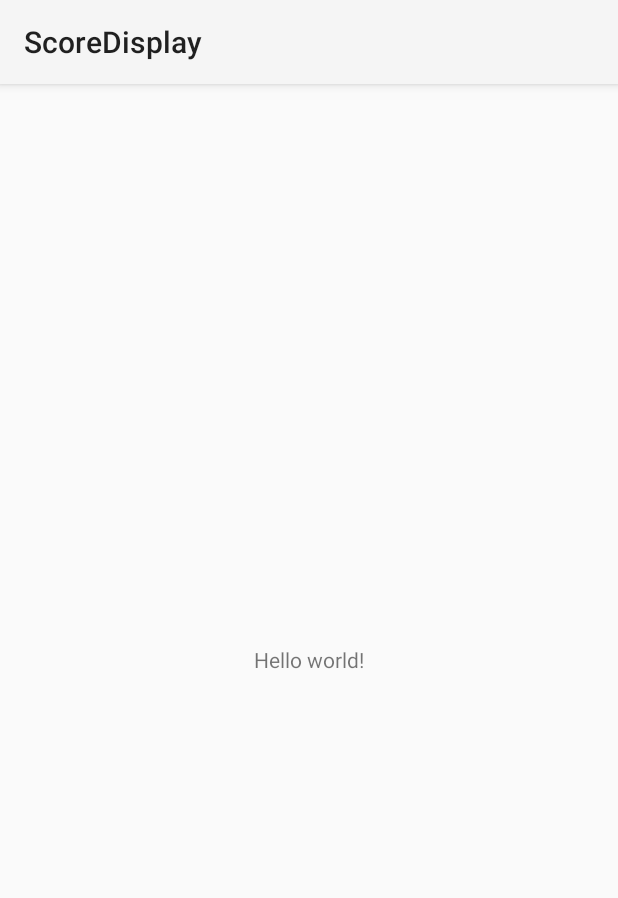
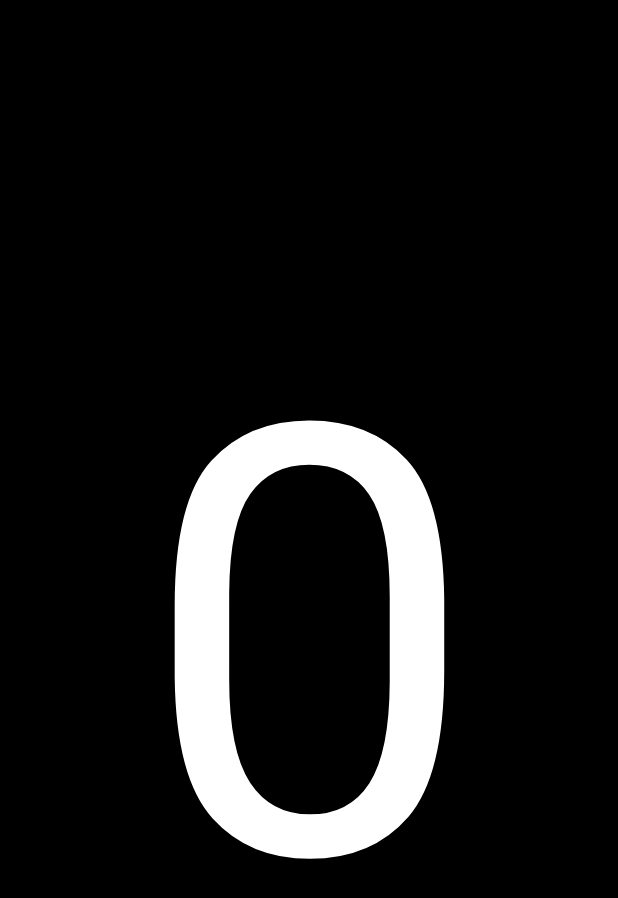
Before and after one commit to sek/ScoreDisplay, an Android app: the screen it shows after launch (MainActivity), on a phone screen of 412 x 824 dp. Shown: the top 898 px of the screen. Run offline under Robolectric (Android 15) with nearby library versions, the phone set to English and light mode, and no system bars.

Commit message:
basically working, but sometimes score disappears and it's not quite as big as I'd like

```diff
--- a/app/src/main/AndroidManifest.xml
+++ b/app/src/main/AndroidManifest.xml
@@ -7,6 +7,8 @@
         android:icon="@drawable/ic_launcher"
         android:label="@string/app_name"
         android:theme="@style/AppTheme" >
+
+		<!-- android:screenOrientation="landscape" -->
         <activity
             android:name=".MainActivity"
             android:label="@string/app_name" >
--- /dev/null
+++ b/app/src/main/java/com/stankurdziel/scoredisplay/AutoResizeTextView.java
@@ -0,0 +1,321 @@
+package com.stankurdziel.scoredisplay;
+
+/**
+ *               DO WHAT YOU WANT TO PUBLIC LICENSE
+ *                    Version 2, December 2004
+ *
+ * Copyright (C) 2004 Sam Hocevar <sam@hocevar.net>
+ *
+ * Everyone is permitted to copy and distribute verbatim or modified
+ * copies of this license document, and changing it is allowed as long
+ * as the name is changed.
+ *
+ *            DO WHAT YOU WANT TO PUBLIC LICENSE
+ *   TERMS AND CONDITIONS FOR COPYING, DISTRIBUTION AND MODIFICATION
+ *
+ *  0. You just DO WHAT YOU WANT TO.
+ */
+
+import android.content.Context;
+import android.text.Layout.Alignment;
+import android.text.StaticLayout;
+import android.text.TextPaint;
+import android.util.AttributeSet;
+import android.util.TypedValue;
+import android.widget.TextView;
+
+/**
+ * Text view that auto adjusts text size to fit within the view.
+ * If the text size equals the minimum text size and still does not
+ * fit, append with an ellipsis.
+ *
+ * @author Chase Colburn
+ * @since Apr 4, 2011
+ */
+public class AutoResizeTextView extends TextView {
+
+    // Minimum text size for this text view
+    public static final float MIN_TEXT_SIZE = 20;
+
+    // Interface for resize notifications
+    public interface OnTextResizeListener {
+        public void onTextResize(TextView textView, float oldSize, float newSize);
+    }
+
+    // Our ellipse string
+    private static final String mEllipsis = "...";
+
+    // Registered resize listener
+    private OnTextResizeListener mTextResizeListener;
+
+    // Flag for text and/or size changes to force a resize
+    private boolean mNeedsResize = false;
+
+    // Text size that is set from code. This acts as a starting point for resizing
+    private float mTextSize;
+
+    // Temporary upper bounds on the starting text size
+    private float mMaxTextSize = 0;
+
+    // Lower bounds for text size
+    private float mMinTextSize = MIN_TEXT_SIZE;
+
+    // Text view line spacing multiplier
+    private float mSpacingMult = 1.0f;
+
+    // Text view additional line spacing
+    private float mSpacingAdd = 0.0f;
+
+    // Add ellipsis to text that overflows at the smallest text size
+    private boolean mAddEllipsis = true;
+
+    // Default constructor override
+    public AutoResizeTextView(Context context) {
+        this(context, null);
+    }
+
+    // Default constructor when inflating from XML file
+    public AutoResizeTextView(Context context, AttributeSet attrs) {
+        this(context, attrs, 0);
+    }
+
+    // Default constructor override
+    public AutoResizeTextView(Context context, AttributeSet attrs, int defStyle) {
+        super(context, attrs, defStyle);
+        mTextSize = getTextSize();
+    }
+
+    /**
+     * When text changes, set the force resize flag to true and reset the text size.
+     */
+    @Override
+    protected void onTextChanged(final CharSequence text, final int start, final int before, final int after) {
+        mNeedsResize = true;
+        // Since this view may be reused, it is good to reset the text size
+        resetTextSize();
+    }
+
+    /**
+     * If the text view size changed, set the force resize flag to true
+     */
+    @Override
+    protected void onSizeChanged(int w, int h, int oldw, int oldh) {
+        if (w != oldw || h != oldh) {
+            mNeedsResize = true;
+        }
+    }
+
+    /**
+     * Register listener to receive resize notifications
+     * @param listener
+     */
+    public void setOnResizeListener(OnTextResizeListener listener) {
+        mTextResizeListener = listener;
+    }
+
+    /**
+     * Override the set text size to update our internal reference values
+     */
+    @Override
+    public void setTextSize(float size) {
+        super.setTextSize(size);
+        mTextSize = getTextSize();
+    }
+
+    /**
+     * Override the set text size to update our internal reference values
+     */
+    @Override
+    public void setTextSize(int unit, float size) {
+        super.setTextSize(unit, size);
+        mTextSize = getTextSize();
+    }
+
+    /**
+     * Override the set line spacing to update our internal reference values
+     */
+    @Override
+    public void setLineSpacing(float add, float mult) {
+        super.setLineSpacing(add, mult);
+        mSpacingMult = mult;
+        mSpacingAdd = add;
+    }
+
+    /**
+     * Set the upper text size limit and invalidate the view
+     * @param maxTextSize
+     */
+    public void setMaxTextSize(float maxTextSize) {
+        mMaxTextSize = maxTextSize;
+        requestLayout();
+        invalidate();
+    }
+
+    /**
+     * Return upper text size limit
+     * @return
+     */
+    public float getMaxTextSize() {
+        return mMaxTextSize;
+    }
+
+    /**
+     * Set the lower text size limit and invalidate the view
+     * @param minTextSize
+     */
+    public void setMinTextSize(float minTextSize) {
+        mMinTextSize = minTextSize;
+        requestLayout();
+        invalidate();
+    }
+
+    /**
+     * Return lower text size limit
+     * @return
+     */
+    public float getMinTextSize() {
+        return mMinTextSize;
+    }
+
+    /**
+     * Set flag to add ellipsis to text that overflows at the smallest text size
+     * @param addEllipsis
+     */
+    public void setAddEllipsis(boolean addEllipsis) {
+        mAddEllipsis = addEllipsis;
+    }
+
+    /**
+     * Return flag to add ellipsis to text that overflows at the smallest text size
+     * @return
+     */
+    public boolean getAddEllipsis() {
+        return mAddEllipsis;
+    }
+
+    /**
+     * Reset the text to the original size
+     */
+    public void resetTextSize() {
+        if (mTextSize > 0) {
+            super.setTextSize(TypedValue.COMPLEX_UNIT_PX, mTextSize);
+            mMaxTextSize = mTextSize;
+        }
+    }
+
+    /**
+     * Resize text after measuring
+     */
+    @Override
+    protected void onLayout(boolean changed, int left, int top, int right, int bottom) {
+        if (changed || mNeedsResize) {
+            int widthLimit = (right - left) - getCompoundPaddingLeft() - getCompoundPaddingRight();
+            int heightLimit = (bottom - top) - getCompoundPaddingBottom() - getCompoundPaddingTop();
+            resizeText(widthLimit, heightLimit);
+        }
+        super.onLayout(changed, left, top, right, bottom);
+    }
+
+    /**
+     * Resize the text size with default width and height
+     */
+    public void resizeText() {
+
+        int heightLimit = getHeight() - getPaddingBottom() - getPaddingTop();
+        int widthLimit = getWidth() - getPaddingLeft() - getPaddingRight();
+        resizeText(widthLimit, heightLimit);
+    }
+
+    /**
+     * Resize the text size with specified width and height
+     * @param width
+     * @param height
+     */
+    public void resizeText(int width, int height) {
+        CharSequence text = getText();
+        // Do not resize if the view does not have dimensions or there is no text
+        if (text == null || text.length() == 0 || height <= 0 || width <= 0 || mTextSize == 0) {
+            return;
+        }
+
+        if (getTransformationMethod() != null) {
+            text = getTransformationMethod().getTransformation(text, this);
+        }
+
+        // Get the text view's paint object
+        TextPaint textPaint = getPaint();
+
+        // Store the current text size
+        float oldTextSize = textPaint.getTextSize();
+        // If there is a max text size set, use the lesser of that and the default text size
+        float targetTextSize = mMaxTextSize > 0 ? Math.min(mTextSize, mMaxTextSize) : mTextSize;
+
+        // Get the required text height
+        int textHeight = getTextHeight(text, textPaint, width, targetTextSize);
+
+        // Until we either fit within our text view or we had reached our min text size, incrementally try smaller sizes
+        while (textHeight > height && targetTextSize > mMinTextSize) {
+            targetTextSize = Math.max(targetTextSize - 2, mMinTextSize);
+            textHeight = getTextHeight(text, textPaint, width, targetTextSize);
+        }
+
+        // If we had reached our minimum text size and still don't fit, append an ellipsis
+        if (mAddEllipsis && targetTextSize == mMinTextSize && textHeight > height) {
+            // Draw using a static layout
+            // modified: use a copy of TextPaint for measuring
+            TextPaint paint = new TextPaint(textPaint);
+            // Draw using a static layout
+            StaticLayout layout = new StaticLayout(text, paint, width, Alignment.ALIGN_NORMAL, mSpacingMult, mSpacingAdd, false);
+            // Check that we have a least one line of rendered text
+            if (layout.getLineCount() > 0) {
+                // Since the line at the specific vertical position would be cut off,
+                // we must trim up to the previous line
+                int lastLine = layout.getLineForVertical(height) - 1;
+                // If the text would not even fit on a single line, clear it
+                if (lastLine < 0) {
+                    setText("");
+                }
+                // Otherwise, trim to the previous line and add an ellipsis
+                else {
+                    int start = layout.getLineStart(lastLine);
+                    int end = layout.getLineEnd(lastLine);
+                    float lineWidth = layout.getLineWidth(lastLine);
+                    float ellipseWidth = textPaint.measureText(mEllipsis);
+
+                    // Trim characters off until we have enough room to draw the ellipsis
+                    while (width < lineWidth + ellipseWidth) {
+                        lineWidth = textPaint.measureText(text.subSequence(start, --end + 1).toString());
+                    }
+                    setText(text.subSequence(0, end) + mEllipsis);
+                }
+            }
+        }
+
+        // Some devices try to auto adjust line spacing, so force default line spacing
+        // and invalidate the layout as a side effect
+        setTextSize(TypedValue.COMPLEX_UNIT_PX, targetTextSize);
+        setLineSpacing(mSpacingAdd, mSpacingMult);
+
+        // Notify the listener if registered
+        if (mTextResizeListener != null) {
+            mTextResizeListener.onTextResize(this, oldTextSize, targetTextSize);
+        }
+
+        // Reset force resize flag
+        mNeedsResize = false;
+    }
+
+    // Set the text size of the text paint object and use a static layout to render text off screen before measuring
+    private int getTextHeight(CharSequence source, TextPaint paint, int width, float textSize) {
+        // modified: make a copy of the original TextPaint object for measuring
+        // (apparently the object gets modified while measuring, see also the
+        // docs for TextView.getPaint() (which states to access it read-only)
+        TextPaint paintCopy = new TextPaint(paint);
+        // Update the text paint object
+        paintCopy.setTextSize(textSize);
+        // Measure using a static layout
+        StaticLayout layout = new StaticLayout(source, paintCopy, width, Alignment.ALIGN_NORMAL, mSpacingMult, mSpacingAdd, true);
+        return layout.getHeight();
+    }
+
+}
--- a/app/src/main/java/com/stankurdziel/scoredisplay/MainActivity.java
+++ b/app/src/main/java/com/stankurdziel/scoredisplay/MainActivity.java
@@ -2,13 +2,49 @@ package com.stankurdziel.scoredisplay;
 
 import android.app.*;
 import android.os.*;
+import android.view.View;
+import android.widget.*;
+import com.stankurdziel.scoredisplay.MainActivity.*;
 
-public class MainActivity extends Activity
-{
+public class MainActivity extends Activity {
+
+	private TextView scoreView;
+	private int score = 0;
+
     @Override
-    protected void onCreate(Bundle savedInstanceState)
-    {
+    protected void onCreate(Bundle savedInstanceState) {
         super.onCreate(savedInstanceState);
         setContentView(R.layout.main);
+
+		scoreView = (TextView) findViewById(R.id.score);
+		View.OnClickListener onClick = new View.OnClickListener() {
+			@Override
+			public void onClick(View v) {
+				switch(v.getId()) {
+					case R.id.down:
+						if (score>0) score--;
+					    break;
+					case R.id.up:
+						score++;
+						break;
+				}
+				scoreView.setText(String.valueOf(score));
+				scoreView.invalidate();
+			}
+		};
+		findViewById(R.id.down).setOnClickListener(onClick);
+		findViewById(R.id.up).setOnClickListener(onClick);
     }
+
+	@Override
+	protected void onResume() {
+		super.onResume();
+		getWindow().getDecorView().setSystemUiVisibility(
+			View.SYSTEM_UI_FLAG_LAYOUT_STABLE
+			| View.SYSTEM_UI_FLAG_LAYOUT_HIDE_NAVIGATION
+			| View.SYSTEM_UI_FLAG_LAYOUT_FULLSCREEN
+			| View.SYSTEM_UI_FLAG_HIDE_NAVIGATION
+			| View.SYSTEM_UI_FLAG_FULLSCREEN
+			| View.SYSTEM_UI_FLAG_IMMERSIVE);
+	}
 }
--- a/app/src/main/res/layout/main.xml
+++ b/app/src/main/res/layout/main.xml
@@ -1,11 +1,31 @@
-<LinearLayout xmlns:android="http://schemas.android.com/apk/res/android"
+<RelativeLayout xmlns:android="http://schemas.android.com/apk/res/android"
     android:layout_width="match_parent"
     android:layout_height="match_parent"
-    android:gravity="center">
+    android:gravity="center"
+	android:background="#000000">
 
-    <TextView
-        android:text="@string/hello_world"
-        android:layout_width="wrap_content"
-        android:layout_height="wrap_content" />
+    <com.stankurdziel.scoredisplay.AutoResizeTextView
+		android:id="@+id/score"
+        android:text="0"
+        android:layout_width="match_parent"
+        android:layout_height="match_parent"
+		android:textSize="400dp"
+		android:textColor="#FFFFFF"
+		android:gravity="center"/>
 
-</LinearLayout>
+	<LinearLayout
+		android:layout_width="match_parent"
+		android:layout_height="match_parent"
+		android:orientation="vertical">
+		<View
+			android:id="@+id/up"
+			android:layout_width="match_parent"
+			android:layout_height="match_parent"
+			android:layout_weight="1"/>
+		<View
+			android:id="@+id/down"
+			android:layout_width="match_parent"
+			android:layout_height="match_parent"
+			android:layout_weight="1"/>
+	</LinearLayout>
+</RelativeLayout>
```
